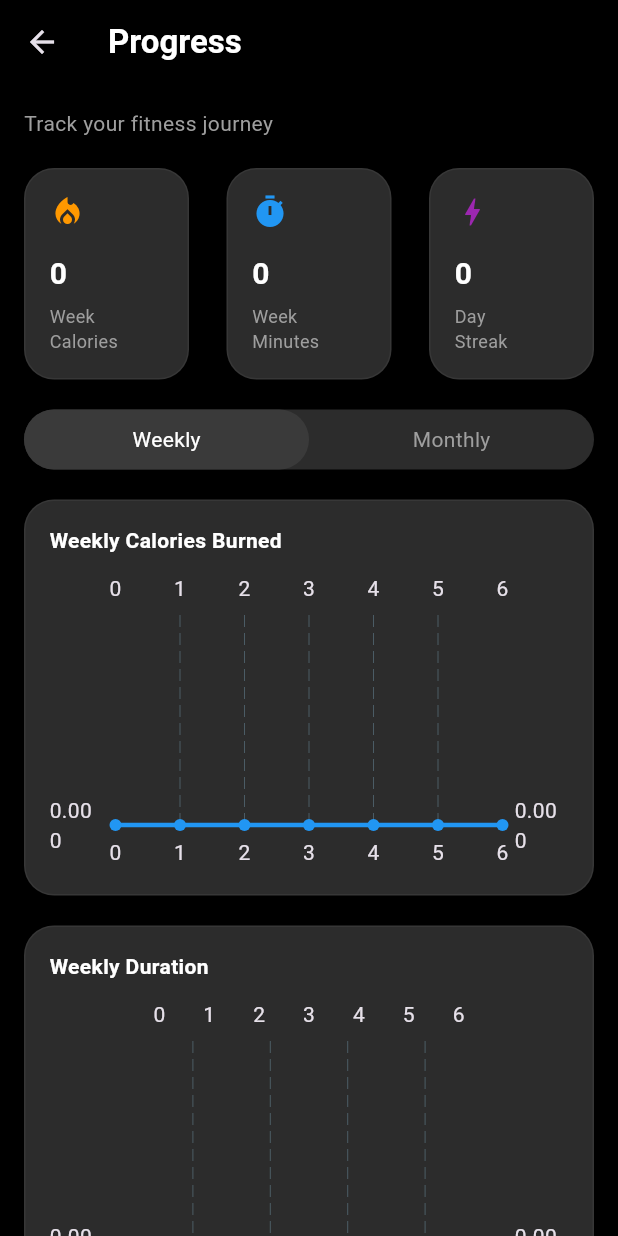
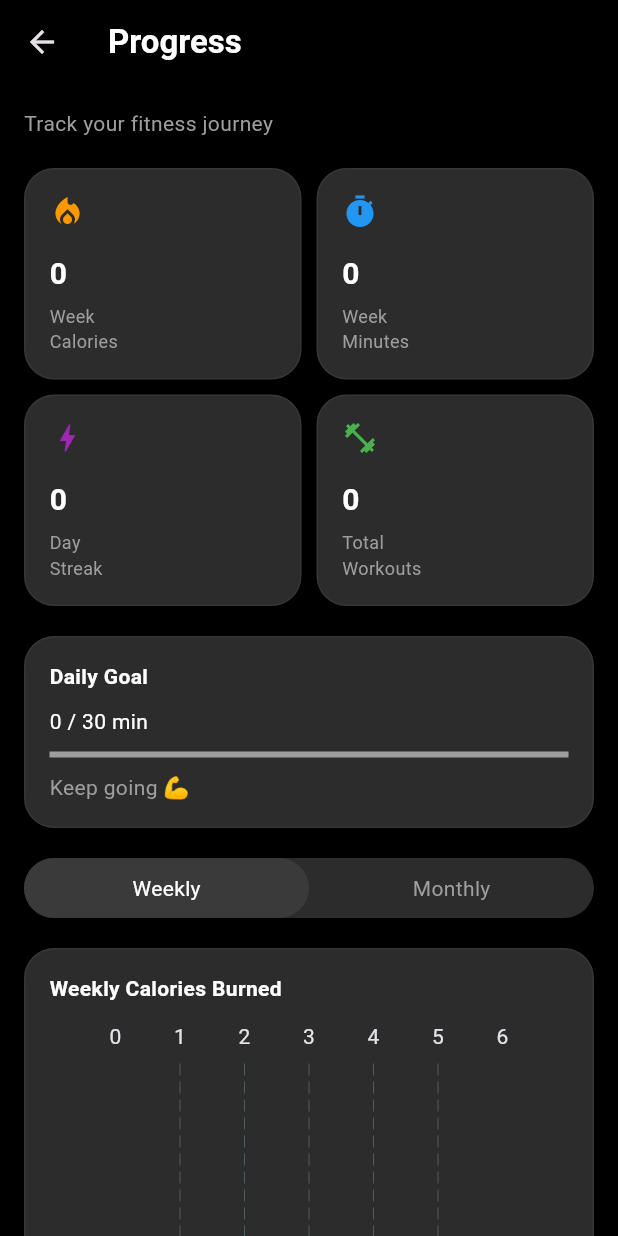
Before and after one commit to leealvin676/lockinApp, a Flutter app: the ProgressPage screen opened directly, on a phone screen of 412 x 824 dp. Run offline on Flutter 3.47's test engine with Material 3 defaults, Android fonts, the phone set to English and light mode, and no system bars; drawn by our look-alikes of fl_chart; our stand-ins replace shared_preferences, sqflite, supabase_flutter; accounts and stored records are empty.

Commit message:
modify alot

```diff
--- a/lib/screen/admin/user/users_page.dart
+++ b/lib/screen/admin/user/users_page.dart
@@ -19,13 +19,13 @@ class _UserPageState extends State<UserPage> {
   void initState() {
     super.initState();
 
-    // ✅ 正确：等 UI build 完才 fetch
+
     WidgetsBinding.instance.addPostFrameCallback((_) {
       fetchUsers();
     });
   }
 
-  // ================= FETCH USERS =================
+
   Future<void> fetchUsers() async {
     try {
       final data = await supabase.from('profiles').select();
@@ -52,7 +52,7 @@ class _UserPageState extends State<UserPage> {
     }
   }
 
-  // ================= DELETE =================
+
   Future<void> _deleteUser(int index) async {
     final id = users[index]['id'];
 
--- a/lib/screen/home/auth_user/login_screen.dart
+++ b/lib/screen/home/auth_user/login_screen.dart
@@ -64,7 +64,7 @@ class _LoginScreenState extends State<LoginScreen> {
             child: Column(
               mainAxisSize: MainAxisSize.min,
               children: [
-                // your existing content goes here
+
 
                 Container(
                   width: 60,
--- a/lib/screen/home/auth_user/register_screen.dart
+++ b/lib/screen/home/auth_user/register_screen.dart
@@ -34,7 +34,7 @@ class _RegisterScreenState extends State<RegisterScreen> {
     );
 
     if (error == null) {
-      // ✅ 成功
+
       final prefs = await SharedPreferences.getInstance();
       await prefs.setString('name', nameController.text);
 
--- a/lib/screen/progress/progress_page.dart
+++ b/lib/screen/progress/progress_page.dart
@@ -20,6 +20,8 @@ class _ProgressPageState extends State<ProgressPage> {
   List<double> weeklyCalories = List.filled(7, 0);
   List<double> weeklyMinutes = List.filled(7, 0);
 
+  int dailyGoal = 30;
+  int totalWorkouts = 0;
   int totalMinutes = 0;
   int totalCalories = 0;
   int streak = 0;
@@ -63,9 +65,17 @@ class _ProgressPageState extends State<ProgressPage> {
     return streak;
   }
 
+
+  String getMotivation() {
+    if (streak >= 7) return "🔥 On fire! Keep it up!";
+    if (streak >= 3) return "💪 Good consistency!";
+    if (streak >= 1) return "👍 Nice start!";
+    return "🚀 Let's begin today!";
+  }
+
   Future<void> loadProgress() async {
     final data = await DBHelper().getWorkouts();
-
+    totalWorkouts = data.length;
 
     int minutes = 0;
     int calories = 0;
@@ -80,10 +90,10 @@ class _ProgressPageState extends State<ProgressPage> {
       if (date == null) return false;
 
       if (selected == 0) {
-        // Weekly
+
         return date.isAfter(now.subtract(const Duration(days: 7)));
       } else {
-        // Monthly
+
         return date.isAfter(DateTime(now.year, now.month - 1, now.day));
       }
     }).toList();
@@ -115,7 +125,7 @@ class _ProgressPageState extends State<ProgressPage> {
             tempMinutes[index] += duration;
             tempCalories[index] += duration * 5;
           }
-        } // Mon=0
+        }
 
       }
     }
@@ -151,6 +161,14 @@ class _ProgressPageState extends State<ProgressPage> {
     });
   }
 
+  String bmiStatus() {
+    if (bmi == 0) return "";
+    if (bmi < 18.5) return "Underweight";
+    if (bmi < 25) return "Normal";
+    if (bmi < 30) return "Overweight";
+    return "Obese";
+  }
+
   @override
   Widget build(BuildContext context) {
     return Scaffold(
@@ -178,6 +196,12 @@ class _ProgressPageState extends State<ProgressPage> {
               _summary(),
               const SizedBox(height: 20),
 
+              _goalCard(),
+
+              const SizedBox(height: 20),
+
+
+
               _toggle(),
               const SizedBox(height: 20),
 
@@ -199,13 +223,64 @@ class _ProgressPageState extends State<ProgressPage> {
   }
 
   Widget _summary() {
-    return Row(
-      mainAxisAlignment: MainAxisAlignment.spaceBetween,
+    return Column(
       children: [
-        _card(Icons.local_fire_department, "$totalCalories", "Week\nCalories", Colors.orange),
-        _card(Icons.timer, "$totalMinutes", "Week\nMinutes", Colors.blue),
-        _card(Icons.bolt, "$streak", "Day\nStreak", Colors.purple),
+
+        Row(
+          children: [
+            Expanded(child: _card(Icons.local_fire_department, "$totalCalories", "Week\nCalories", Colors.orange)),
+            const SizedBox(width: 10),
+            Expanded(child: _card(Icons.timer, "$totalMinutes", "Week\nMinutes", Colors.blue)),
+          ],
+        ),
+
+        const SizedBox(height: 10),
+
+        Row(
+          children: [
+            Expanded(child: _card(Icons.bolt, "$streak", "Day\nStreak", Colors.purple)),
+            const SizedBox(width: 10),
+            Expanded(child: _card(Icons.fitness_center, "$totalWorkouts", "Total\nWorkouts", Colors.green)),
+          ],
+        ),
+
       ],
+    );
+  }
+
+  Widget _goalCard() {
+    double progress = totalMinutes / dailyGoal;
+    if (progress > 1) progress = 1;
+
+    return _cardContainer(
+      title: "Daily Goal",
+      child: Column(
+        crossAxisAlignment: CrossAxisAlignment.start,
+        children: [
+
+          Text(
+            "$totalMinutes / $dailyGoal min",
+            style: const TextStyle(color: Colors.white),
+          ),
+
+          const SizedBox(height: 10),
+
+          LinearProgressIndicator(
+            value: progress,
+            backgroundColor: Colors.grey,
+            color: Colors.blue,
+          ),
+
+          const SizedBox(height: 10),
+
+          Text(
+            progress == 1
+                ? "🔥 Goal completed!"
+                : "Keep going 💪",
+            style: const TextStyle(color: Colors.grey),
+          ),
+        ],
+      ),
     );
   }
 
@@ -376,7 +451,7 @@ class _ProgressPageState extends State<ProgressPage> {
           ),
           const SizedBox(height: 10),
           Text(
-            "BMI: ${bmi.toStringAsFixed(2)}",
+            "BMI: ${bmi.toStringAsFixed(2)} (${bmiStatus()})",
             style: const TextStyle(color: Colors.white),
           ),
         ],
@@ -430,9 +505,9 @@ class _ProgressPageState extends State<ProgressPage> {
                 fontSize: 22,
                 fontWeight: FontWeight.bold),
           ),
-          const Text(
-            "You're building a habit!",
-            style: TextStyle(color: textGrey),
+          Text(
+            getMotivation(),
+            style: const TextStyle(color: textGrey),
           ),
         ],
       ),
```
Also changed, not shown: lib/main.dart (+3 -5 lines), lib/screen/admin/admin_dashboard.dart (+18 -9 lines), lib/screen/admin/adminlogin.dart (+5 -5 lines), lib/screen/admin/trainer/booking_page.dart (added, +153 -0 lines), lib/screen/admin/trainer/trainer_page.dart (+12 -12 lines), lib/screen/home/add_workout_screen.dart (+4 -4 lines), lib/screen/home/history_screen.dart (+6 -1 lines), lib/screen/home/home_screen.dart (+5 -6 lines), lib/screen/profile/profile_page.dart (+5 -5 lines), lib/screen/trainer_screen/trainer_dashboard.dart (+32 -9 lines), lib/screen/trainer_screen/workout_screen.dart (+10 -7 lines), lib/trainer_main.dart (deleted, +0 -20 lines).
